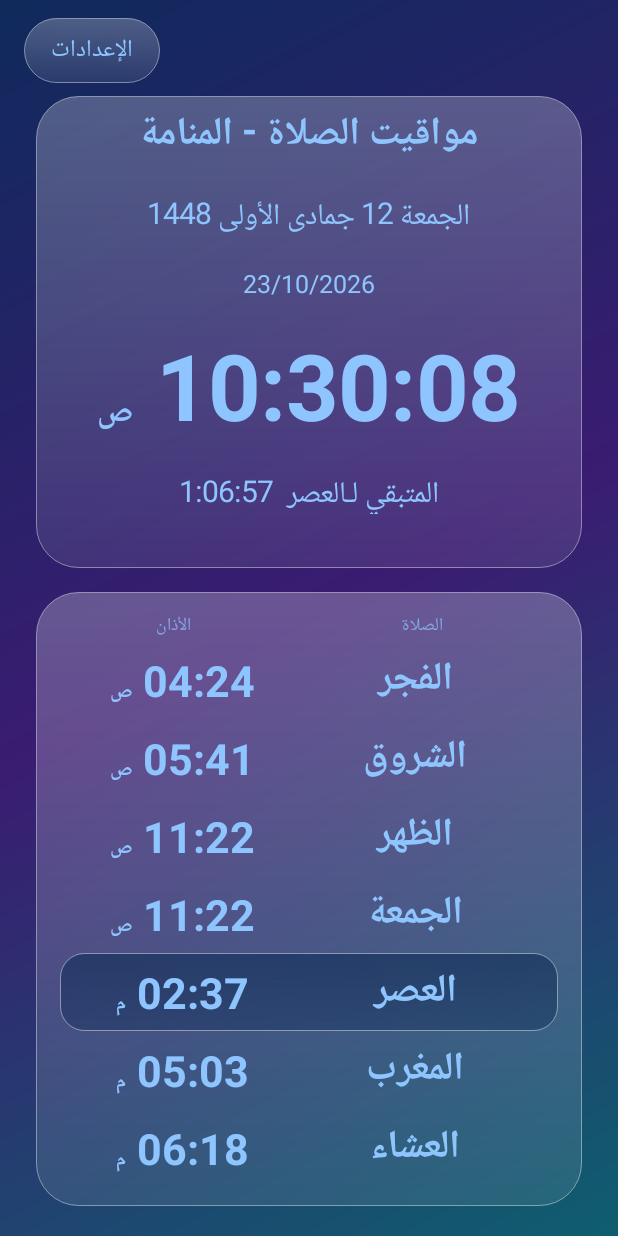
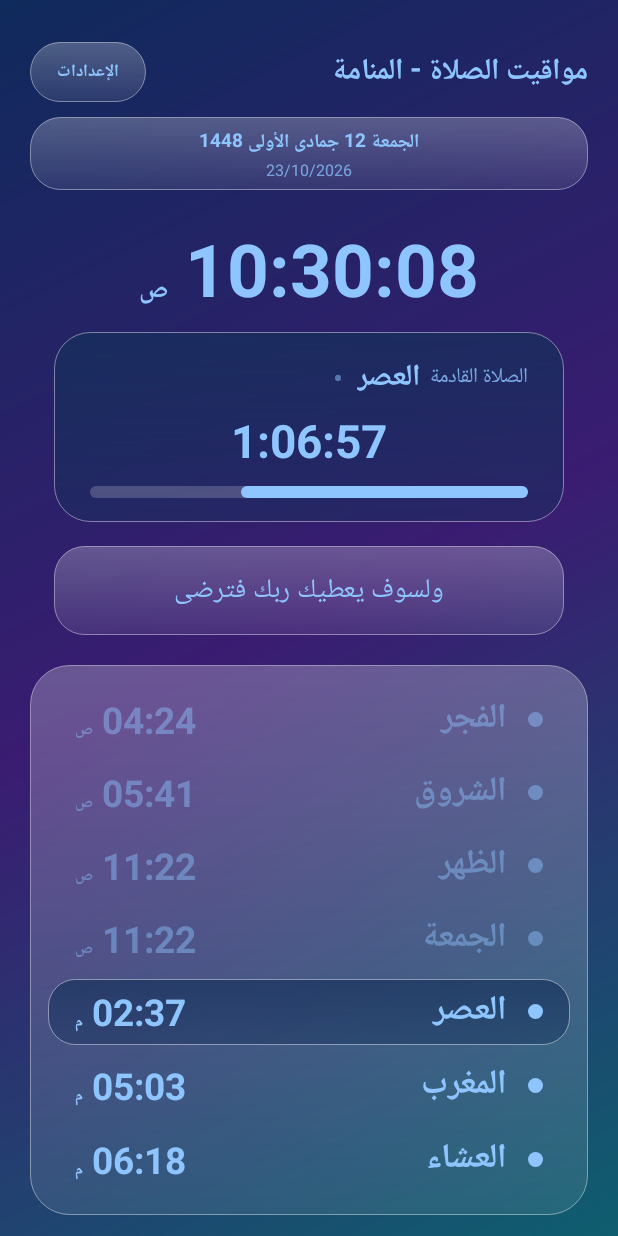
Before and after one commit to mbnetworku/Prayer.time., an Android app: the screen it shows after launch (MainActivity), on a phone screen of 412 x 824 dp. Run offline under Robolectric (Android 15) with nearby library versions, the phone set to English and light mode, and no system bars; 2 statements that could not run were skipped.

Commit message:
Redesign home screen: top bar, next-prayer card with progress, dimmed past prayers
Co-Authored-By: Claude Opus 5.5 <noreply@anthropic.com>
Claude-Session: https://claude.ai/code/session_015wFRZXDJVBjB1Fn1Frbamn

```diff
--- a/app/src/main/java/com/prayertime/tv/MainActivity.kt
+++ b/app/src/main/java/com/prayertime/tv/MainActivity.kt
@@ -129,62 +129,106 @@ class MainActivity : Activity() {
         if (bold) setTypeface(typeface, Typeface.BOLD)
     }
 
+    private lateinit var nextName: TextView
+    private lateinit var nextTime: TextView
+    private lateinit var progFill: View
+    private lateinit var progRest: View
+
+    private fun card(radius: Int = 26) = if (glassOn) Config.glass(density, radius)
+        else GradientDrawable().apply { setColor(Color.argb(60, 255, 255, 255)); cornerRadius = dp(radius).toFloat() }
+
+    /** Home screen: top bar (city, dates, settings) + hero (clock, next-prayer card, message) + prayer list. */
     private fun buildUi(): View {
         nameViews.clear(); timeViews.clear(); rows.clear()
         val root = LinearLayout(this).apply {
-            // Landscape (TV): table and clock side by side. Portrait (phone): clock on top, table below.
-            orientation = if (portrait) LinearLayout.VERTICAL else LinearLayout.HORIZONTAL
-            layoutDirection = View.LAYOUT_DIRECTION_RTL
-            setPadding(dp(16), dp(if (portrait) 56 else 12), dp(16), dp(12))
+            orientation = LinearLayout.VERTICAL; layoutDirection = View.LAYOUT_DIRECTION_RTL
+            setPadding(dp(20), dp(if (portrait) 28 else 14), dp(20), dp(14))
         }
-        // Right side (first child in RTL): prayer table.
+
+        // ---- top bar
+        val bar = LinearLayout(this).apply { orientation = LinearLayout.HORIZONTAL; gravity = Gravity.CENTER_VERTICAL }
+        title = tv(26f, true).apply { gravity = Gravity.START }
+        val dates = LinearLayout(this).apply {
+            orientation = LinearLayout.VERTICAL; gravity = Gravity.CENTER
+            background = card(20); setPadding(dp(18), dp(6), dp(18), dp(6))
+        }
+        hijri = tv(17f, true); greg = tv(14f).apply { alpha = 0.75f }
+        dates.addView(hijri); dates.addView(greg)
+        val gear = tv(15f, true).apply {
+            text = "الإعدادات"; setPadding(dp(18), dp(10), dp(18), dp(10)); background = card(22)
+            isClickable = true; isFocusable = true; setOnClickListener { openSettings() }
+        }
+        bar.addView(title, LinearLayout.LayoutParams(0, -2, 1f))
+        if (!portrait) bar.addView(dates, LinearLayout.LayoutParams(-2, -2).apply { marginEnd = dp(12) })
+        bar.addView(gear)
+        root.addView(bar, LinearLayout.LayoutParams(-1, -2))
+        if (portrait) root.addView(dates, LinearLayout.LayoutParams(-1, -2).apply { topMargin = dp(10) })
+
+        val main = LinearLayout(this).apply { orientation = if (portrait) LinearLayout.VERTICAL else LinearLayout.HORIZONTAL }
+        root.addView(main, LinearLayout.LayoutParams(-1, 0, 1f).apply { topMargin = dp(12) })
+
+        // ---- prayer list
         val table = LinearLayout(this).apply {
-            orientation = LinearLayout.VERTICAL
-            if (glassOn) { background = Config.glass(density, 28); setPadding(dp(16), dp(12), dp(16), dp(12)) }
+            orientation = LinearLayout.VERTICAL; background = card(); setPadding(dp(12), dp(12), dp(12), dp(12))
         }
-        val head = LinearLayout(this).apply { orientation = LinearLayout.HORIZONTAL }
-        for ((t, w) in listOf("الصلاة" to 1.2f, "الأذان" to 1f)) {
-            head.addView(tv(16f).apply { text = t; alpha = 0.7f }, LinearLayout.LayoutParams(0, -2, w))
-        }
-        table.addView(head)
         for (i in names.indices) {
             val row = LinearLayout(this).apply {
-                orientation = LinearLayout.HORIZONTAL; gravity = Gravity.CENTER_VERTICAL
-                setPadding(16, 0, 16, 0)
+                orientation = LinearLayout.HORIZONTAL; gravity = Gravity.CENTER_VERTICAL; setPadding(dp(18), 0, dp(18), 0)
             }
-            val n = tv(34f, true).apply { text = names[i] }
-            val t = tv(38f, true).apply { textDirection = View.TEXT_DIRECTION_RTL }
-            row.addView(n, LinearLayout.LayoutParams(0, -2, 1.2f))
-            row.addView(t, LinearLayout.LayoutParams(0, -2, 1f))
+            val dot = View(this).apply {
+                background = GradientDrawable().apply { shape = GradientDrawable.OVAL; setColor(textColor) }
+            }
+            val n = tv(30f, true).apply { text = names[i]; gravity = Gravity.START or Gravity.CENTER_VERTICAL }
+            val t = tv(32f, true).apply { textDirection = View.TEXT_DIRECTION_RTL; gravity = Gravity.END or Gravity.CENTER_VERTICAL }
+            row.addView(dot, LinearLayout.LayoutParams(dp(10), dp(10)).apply { marginEnd = dp(14) })
+            row.addView(n, LinearLayout.LayoutParams(0, -2, 1f))
+            row.addView(t, LinearLayout.LayoutParams(-2, -2))
             nameViews += n; timeViews += t; rows += row
-            table.addView(row, LinearLayout.LayoutParams(-1, 0, 1f))
+            table.addView(row, LinearLayout.LayoutParams(-1, 0, 1f).apply { setMargins(0, dp(3), 0, dp(3)) })
         }
 
-        // Left side: title, dates, clock, countdown, verse.
-        info = LinearLayout(this).apply {
+        // ---- hero: clock, next-prayer card, rotating message
+        info = LinearLayout(this).apply { orientation = LinearLayout.VERTICAL; gravity = Gravity.CENTER }
+        clock = tv(if (portrait) 64f else 92f, true).apply { textDirection = View.TEXT_DIRECTION_RTL }
+        val nextCard = LinearLayout(this).apply {
             orientation = LinearLayout.VERTICAL; gravity = Gravity.CENTER
-            if (glassOn) { background = Config.glass(density, 28); setPadding(dp(16), dp(12), dp(16), dp(12)) }
+            background = if (glassOn) Config.glass(density, 24, highlightColor)
+                else GradientDrawable().apply { setColor(highlightColor); cornerRadius = dp(24).toFloat() }
+            setPadding(dp(24), dp(14), dp(24), dp(16))
         }
-        title = tv(34f, true); hijri = tv(26f); greg = tv(22f)
-        clock = tv(80f, true).apply { textDirection = View.TEXT_DIRECTION_RTL }
-        countdown = tv(26f)
-        verse = tv(28f).apply {
-            setPadding(dp(24), dp(14), dp(24), dp(14))
-            background = if (glassOn) Config.glass(density, 20) else GradientDrawable().apply {
-                cornerRadius = dp(16).toFloat(); setColor(Color.argb(50, 255, 255, 255)); setStroke(dp(1), textColor)
-            }
+        val nextLine = LinearLayout(this).apply { orientation = LinearLayout.HORIZONTAL; gravity = Gravity.CENTER_VERTICAL }
+        nextName = tv(26f, true); nextTime = tv(26f).apply { alpha = 0.85f; textDirection = View.TEXT_DIRECTION_RTL }
+        nextLine.addView(tv(18f).apply { text = "الصلاة القادمة  "; alpha = 0.8f })
+        nextLine.addView(nextName); nextLine.addView(tv(26f).apply { text = "  •  "; alpha = 0.5f }); nextLine.addView(nextTime)
+        countdown = tv(40f, true).apply { textDirection = View.TEXT_DIRECTION_LTR }
+        val track = LinearLayout(this).apply {
+            orientation = LinearLayout.HORIZONTAL
+            background = GradientDrawable().apply { setColor(Color.argb(50, 255, 255, 255)); cornerRadius = dp(4).toFloat() }
         }
-        val hint = tv(14f).apply { text = "اضغط OK للإعدادات - أثناء الأذان: OK لإيقاف الصوت"; alpha = 0.5f }
-        for (v in listOf(title, hijri, greg, clock, countdown, verse, hint)) {
-            info.addView(v, LinearLayout.LayoutParams(-2, -2).apply { topMargin = 12; bottomMargin = 12 })
+        progFill = View(this).apply { background = GradientDrawable().apply { setColor(textColor); cornerRadius = dp(4).toFloat() } }
+        progRest = View(this)
+        track.addView(progFill, LinearLayout.LayoutParams(0, -1, 0f)); track.addView(progRest, LinearLayout.LayoutParams(0, -1, 1f))
+        nextCard.addView(nextLine)
+        nextCard.addView(countdown, LinearLayout.LayoutParams(-2, -2).apply { topMargin = dp(4) })
+        nextCard.addView(track, LinearLayout.LayoutParams(-1, dp(8)).apply { topMargin = dp(10) })
+        verse = tv(24f).apply {
+            setPadding(dp(24), dp(14), dp(24), dp(14)); background = card(20)
         }
+        info.addView(clock)
+        info.addView(nextCard, LinearLayout.LayoutParams(-1, -2).apply { topMargin = dp(10); setMargins(dp(16), dp(10), dp(16), 0) })
+        info.addView(verse, LinearLayout.LayoutParams(-1, -2).apply { setMargins(dp(16), dp(16), dp(16), 0) })
+
         fun lp(w: Float) = (if (portrait) LinearLayout.LayoutParams(-1, 0, w) else LinearLayout.LayoutParams(0, -1, w))
-            .apply { setMargins(dp(8), dp(8), dp(8), dp(8)) }
-        if (portrait) { root.addView(info, lp(1f)); root.addView(table, lp(1.3f)) }
-        else { root.addView(table, lp(1f)); root.addView(info, lp(1.2f)) }
+        if (portrait) {
+            main.addView(info, lp(1f))
+            main.addView(table, lp(1.25f).apply { topMargin = dp(12) })
+        } else {
+            main.addView(table, lp(0.9f).apply { marginEnd = dp(16) })
+            main.addView(info, lp(1.2f))
+        }
         updateTile()
 
-        // Layers: background colour, wallpaper, dim overlay, content, settings button.
+        // Layers: background colour, wallpaper, dim overlay, content.
         val frame = FrameLayout(this).apply {
             layoutDirection = View.LAYOUT_DIRECTION_LTR
             if (glassOn && !prefs.contains("bgColor")) background = Config.glassBackground() else setBackgroundColor(bgColor)
@@ -198,14 +242,6 @@ class MainActivity : Activity() {
         frame.addView(View(this).apply { setBackgroundColor(Color.argb(dimPercent * 255 / 100, 0, 0, 0)) },
             FrameLayout.LayoutParams(-1, -1))
         frame.addView(root, FrameLayout.LayoutParams(-1, -1))
-        val gear = TextView(this).apply {
-            text = "الإعدادات"; textSize = 16f; setTextColor(textColor)
-            setPadding(dp(18), dp(8), dp(18), dp(8))
-            background = if (glassOn) Config.glass(density, 22) else GradientDrawable().apply { cornerRadius = dp(20).toFloat(); setColor(Color.argb(110, 0, 0, 0)); setStroke(dp(1), textColor) }
-            isClickable = true; isFocusable = true
-            setOnClickListener { openSettings() }
-        }
-        frame.addView(gear, FrameLayout.LayoutParams(-2, -2, Gravity.TOP or Gravity.LEFT).apply { setMargins(dp(16), dp(12), 0, 0) })
         return frame
     }
 
@@ -308,13 +344,25 @@ class MainActivity : Activity() {
             if (next < 0) next = 0
             nextTime?.let {
                 val s = Duration.between(now, it).seconds.coerceAtLeast(0)
-                countdown.text = String.format(Locale.US, "المتبقي لـ%s  %d:%02d:%02d",
-                    names2[next], s / 3600, s % 3600 / 60, s % 60)
+                countdown.text = String.format(Locale.US, "%d:%02d:%02d", s / 3600, s % 3600 / 60, s % 60)
+                nextName.text = names2[next]
+                nextTime.text = timeViews.getOrNull(next)?.text ?: ""
+                // Progress from the previous prayer to the next one.
+                val prev = today.filterNotNull().lastOrNull { !it.isAfter(now) } ?: now.toLocalDate().atStartOfDay(now.zone)
+                val total = Duration.between(prev, it).seconds.coerceAtLeast(1)
+                val done = (1f - s.toFloat() / total).coerceIn(0f, 1f)
+                (progFill.layoutParams as LinearLayout.LayoutParams).weight = done
+                (progRest.layoutParams as LinearLayout.LayoutParams).weight = 1f - done
+                progFill.requestLayout()
             }
-            for (i in rows.indices) rows[i].background = when {
-                i != next -> null
-                glassOn -> Config.glass(density, 16, highlightColor)
-                else -> GradientDrawable().apply { setColor(highlightColor); cornerRadius = dp(12).toFloat() }
+            for (i in rows.indices) {
+                val passed = today.getOrNull(i)?.let { !it.isAfter(now) } ?: false
+                rows[i].background = when {
+                    i != next -> null
+                    glassOn -> Config.glass(density, 18, highlightColor)
+                    else -> GradientDrawable().apply { setColor(highlightColor); cornerRadius = dp(18).toFloat() }
+                }
+                rows[i].alpha = if (passed && i != next) 0.45f else 1f
             }
 
             // Fire adhan (not for sunrise) within 30s after the exact time.
```
Also changed, not shown: 1 other file.
